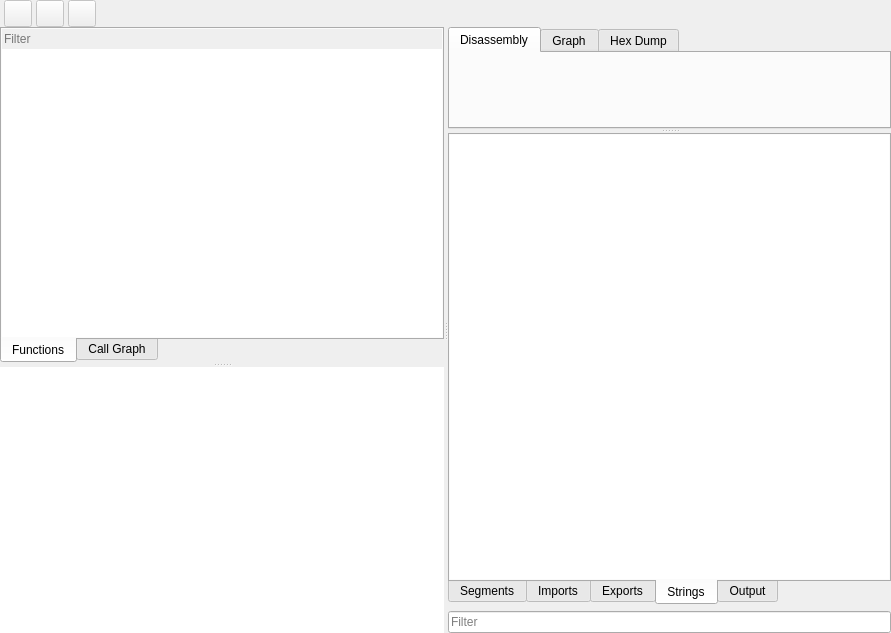
First picture: the form in widgets/disassemblerview/disassemblerview.ui, repository REDasmOrg/REDasm, before the edit.
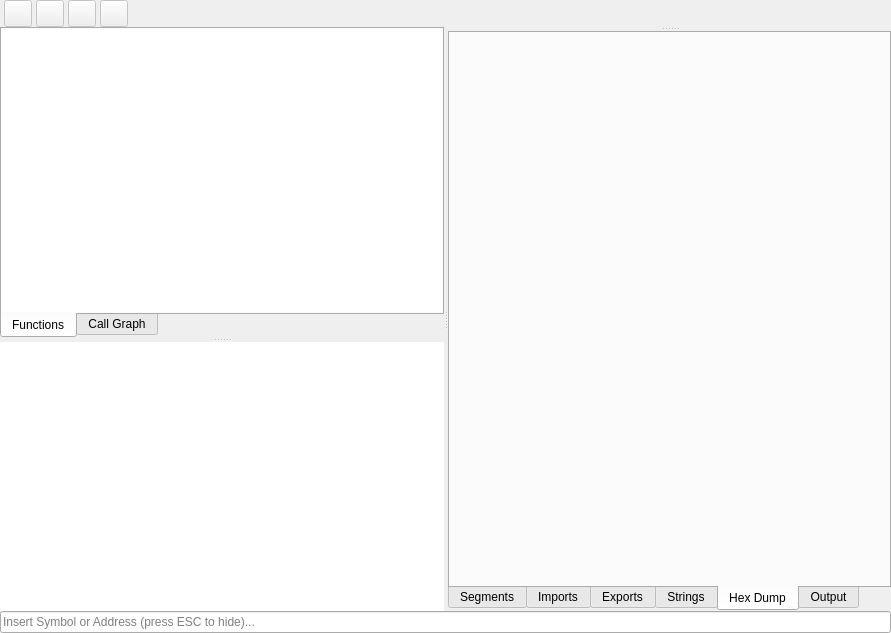
Second picture: the form after the edit. The open tabs and pages were chosen to show the change. Icons and pictures are not drawn. Custom widgets are drawn as their Qt base class.

```diff
--- a/widgets/disassemblerview/disassemblerview.ui
+++ b/widgets/disassemblerview/disassemblerview.ui
@@ -106,6 +106,26 @@
        </property>
       </widget>
      </item>
+     <item>
+      <widget class="QToolButton" name="tbListingGraph">
+       <property name="enabled">
+        <bool>false</bool>
+       </property>
+       <property name="text">
+        <string/>
+       </property>
+       <property name="icon">
+        <iconset resource="../../resources.qrc">
+         <normaloff>:/res/graph.png</normaloff>:/res/graph.png</iconset>
+       </property>
+       <property name="iconSize">
+        <size>
+         <width>20</width>
+         <height>20</height>
+        </size>
+       </property>
+      </widget>
+     </item>
      <item>
       <widget class="ListingMap" name="disassemblerMap" native="true"/>
      </item>
@@ -131,7 +151,7 @@
         <attribute name="title">
          <string>Functions</string>
         </attribute>
-        <layout class="QVBoxLayout" name="verticalLayout" stretch="1,0">
+        <layout class="QVBoxLayout" name="verticalLayout" stretch="0">
          <property name="spacing">
           <number>0</number>
          </property>
@@ -147,19 +167,6 @@
          <property name="bottomMargin">
           <number>0</number>
          </property>
-         <item>
-          <widget class="QLineEdit" name="leFunctionFilter">
-           <property name="enabled">
-            <bool>false</bool>
-           </property>
-           <property name="frame">
-            <bool>false</bool>
-           </property>
-           <property name="placeholderText">
-            <string>Filter</string>
-           </property>
-          </widget>
-         </item>
          <item>
           <widget class="QTreeView" name="tvFunctions">
            <property name="frameShape">
@@ -186,18 +193,6 @@
            <property name="itemsExpandable">
             <bool>false</bool>
            </property>
-           <property name="allColumnsShowFocus">
-            <bool>true</bool>
-           </property>
-           <property name="expandsOnDoubleClick">
-            <bool>false</bool>
-           </property>
-           <attribute name="headerVisible">
-            <bool>true</bool>
-           </attribute>
-           <attribute name="headerStretchLastSection">
-            <bool>false</bool>
-           </attribute>
           </widget>
          </item>
         </layout>
@@ -277,54 +272,11 @@
        </attribute>
       </widget>
      </widget>
-     <widget class="QWidget" name="layoutWidget">
-      <layout class="QVBoxLayout" name="verticalLayout_4">
-       <item>
         <widget class="QSplitter" name="vSplitter">
          <property name="orientation">
           <enum>Qt::Vertical</enum>
          </property>
-         <widget class="QTabWidget" name="topTabs">
-          <property name="currentIndex">
-           <number>0</number>
-          </property>
-          <widget class="QWidget" name="tabDisassembly">
-           <attribute name="title">
-            <string>Disassembly</string>
-           </attribute>
-           <layout class="QHBoxLayout" name="horizontalLayout_2">
-            <property name="spacing">
-             <number>0</number>
-            </property>
-            <property name="leftMargin">
-             <number>0</number>
-            </property>
-            <property name="topMargin">
-             <number>0</number>
-            </property>
-            <property name="rightMargin">
-             <number>0</number>
-            </property>
-            <property name="bottomMargin">
-             <number>0</number>
-            </property>
-            <item>
-             <widget class="DisassemblerTextView" name="disassemblerTextView" native="true"/>
-            </item>
-           </layout>
-          </widget>
-          <widget class="DisassemblerGraphView" name="disassemblerGraphView">
-           <attribute name="title">
-            <string>Graph</string>
-           </attribute>
-           <layout class="QVBoxLayout" name="verticalLayout_2"/>
-          </widget>
-          <widget class="QHexEdit" name="hexEdit">
-           <attribute name="title">
-            <string>Hex Dump</string>
-           </attribute>
-          </widget>
-         </widget>
+      <widget class="QStackedWidget" name="stackedWidget"/>
          <widget class="QTabWidget" name="bottomTabs">
           <property name="tabPosition">
            <enum>QTabWidget::South</enum>
@@ -529,6 +481,31 @@
             </item>
            </layout>
           </widget>
+       <widget class="QWidget" name="tabHexDump">
+        <attribute name="title">
+         <string>Hex Dump</string>
+        </attribute>
+        <layout class="QVBoxLayout" name="verticalLayout_4">
+         <property name="spacing">
+          <number>0</number>
+         </property>
+         <property name="leftMargin">
+          <number>0</number>
+         </property>
+         <property name="topMargin">
+          <number>0</number>
+         </property>
+         <property name="rightMargin">
+          <number>0</number>
+         </property>
+         <property name="bottomMargin">
+          <number>0</number>
+         </property>
+         <item>
+          <widget class="QHexEdit" name="hexEdit" native="true"/>
+         </item>
+        </layout>
+       </widget>
           <widget class="QWidget" name="tabOutput">
            <attribute name="title">
             <string>Output</string>
@@ -578,16 +555,13 @@
           </widget>
          </widget>
         </widget>
+    </widget>
        </item>
        <item>
         <widget class="QLineEdit" name="leFilter">
          <property name="placeholderText">
-          <string>Filter</string>
-         </property>
-        </widget>
-       </item>
-      </layout>
-     </widget>
+      <string>Insert Symbol or Address (press ESC to hide)...</string>
+     </property>
     </widget>
    </item>
   </layout>
@@ -605,18 +579,6 @@
    <header location="global">qhexedit.h</header>
    <container>1</container>
   </customwidget>
-  <customwidget>
-   <class>DisassemblerGraphView</class>
-   <extends>QWidget</extends>
-   <header>widgets/disassemblergraphview/disassemblergraphview.h</header>
-   <container>1</container>
-  </customwidget>
-  <customwidget>
-   <class>DisassemblerTextView</class>
-   <extends>QWidget</extends>
-   <header>widgets/disassemblertextview/disassemblertextview.h</header>
-   <container>1</container>
-  </customwidget>
  </customwidgets>
  <resources>
   <include location="../../resources.qrc"/>
```
Left out of the diff: 18 changed lines with no effect on the pictures. Lines whose indentation alone changed are shown as unchanged.
